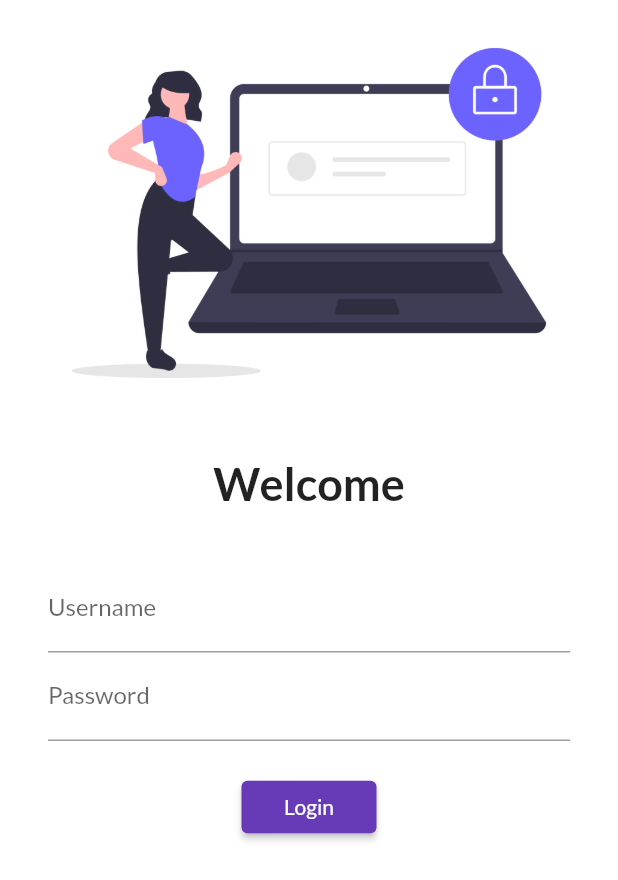
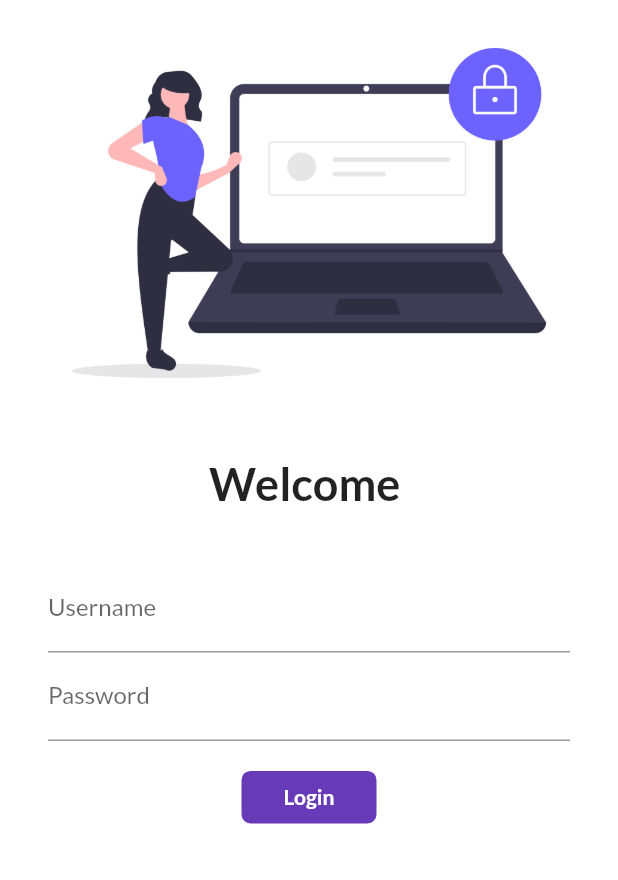
Before and after one commit to chemkai/30_Days_of_Flutter, a Flutter app: the screen it shows after launch, on a phone screen of 412 x 824 dp. Shown: the top 880 px of the screen. Run offline on Flutter 3.47's test engine with Material 2 defaults, Android fonts, the phone set to English and light mode, and no system bars; our stand-ins replace google_fonts.

Commit message:
day 6 completed

```diff
--- a/lib/pages/login_page.dart
+++ b/lib/pages/login_page.dart
@@ -1,9 +1,16 @@
 import 'package:first_app_yt/utils/routes.dart';
 import 'package:flutter/material.dart';
 
-class LoginPage extends StatelessWidget {
+class LoginPage extends StatefulWidget {
   const LoginPage({Key? key}) : super(key: key);
 
+  @override
+  State<LoginPage> createState() => _LoginPageState();
+}
+
+class _LoginPageState extends State<LoginPage> {
+  String name = "";
+  bool changeButton = false;
   @override
   Widget build(BuildContext context) {
     return Material(
@@ -19,7 +26,7 @@
                 height: 20.0,
               ),
               Text(
-                "Welcome",
+                "Welcome $name",
                 style: TextStyle(
                   fontSize: 30,
                   fontWeight: FontWeight.bold,
@@ -38,6 +45,10 @@
                         hintText: "Enter Username",
                         labelText: "Username",
                       ),
+                      onChanged: (value) {
+                        name = value;
+                        setState(() {});
+                      },
                     ),
                     TextFormField(
                       obscureText: true,
@@ -49,13 +60,47 @@
                     SizedBox(
                       height: 20.0,
                     ),
-                    ElevatedButton(
+                    InkWell(
+                      onTap: () async {
+                        setState(() {
+                          changeButton = true;
+                        });
+                        await Future.delayed(Duration(seconds: 1));
+                        Navigator.pushNamed(context, MyRoutes.homeRoute);
+                      },
+                      child: AnimatedContainer(
+                        duration: Duration(seconds: 1),
+                        width: changeButton ? 50 : 90,
+                        height: 35,
+                        alignment: Alignment.center,
+                        child: changeButton
+                            ? Icon(
+                                Icons.done,
+                                color: Colors.white,
+                              )
+                            : Text(
+                                "Login",
+                                style: TextStyle(
+                                    color: Colors.white,
+                                    fontSize: 14,
+                                    fontWeight: FontWeight.bold),
+                              ),
+                        decoration: BoxDecoration(
+                            /* shape: changeButton
+                              ? BoxShape.circle
+                              : BoxShape.rectangle, */
+                            color: Colors.deepPurple,
+                            borderRadius:
+                                BorderRadius.circular(changeButton ? 20 : 6)),
+                      ),
+                    )
+                    /*   ElevatedButton(
                       child: Text("Login"),
                       style: TextButton.styleFrom(minimumSize: Size(90, 35)),
                       onPressed: () {
                         Navigator.pushNamed(context, MyRoutes.homeRoute);
                       },
-                    )
+                    ) */
                   ],
                 ),
               )
```
